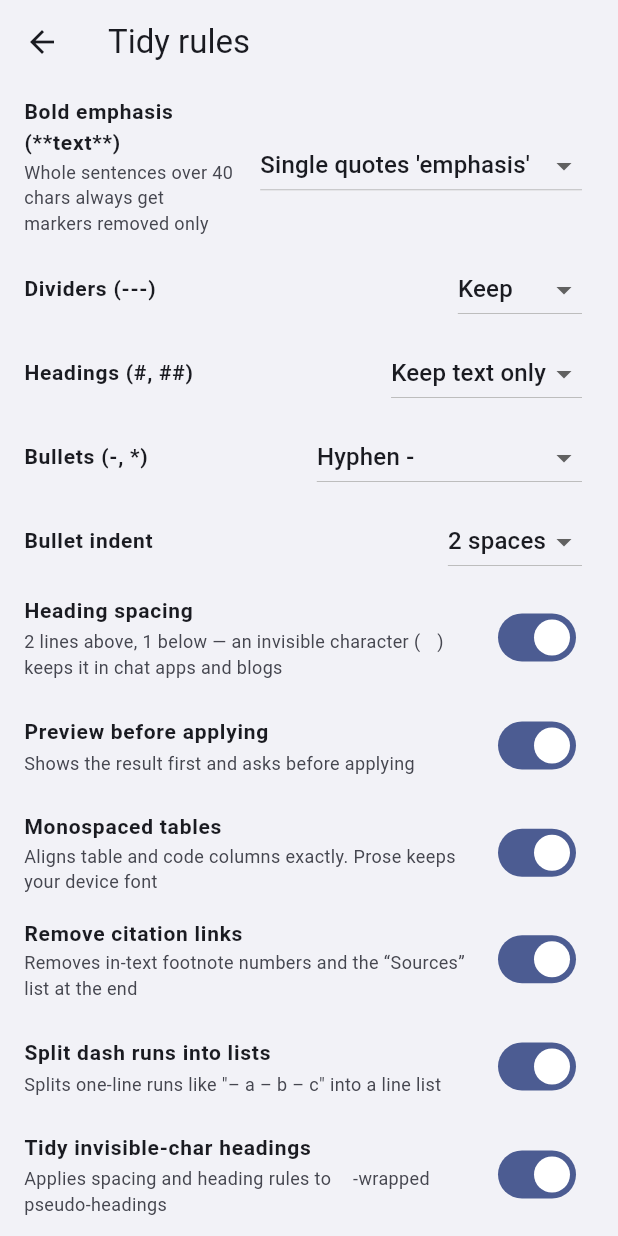
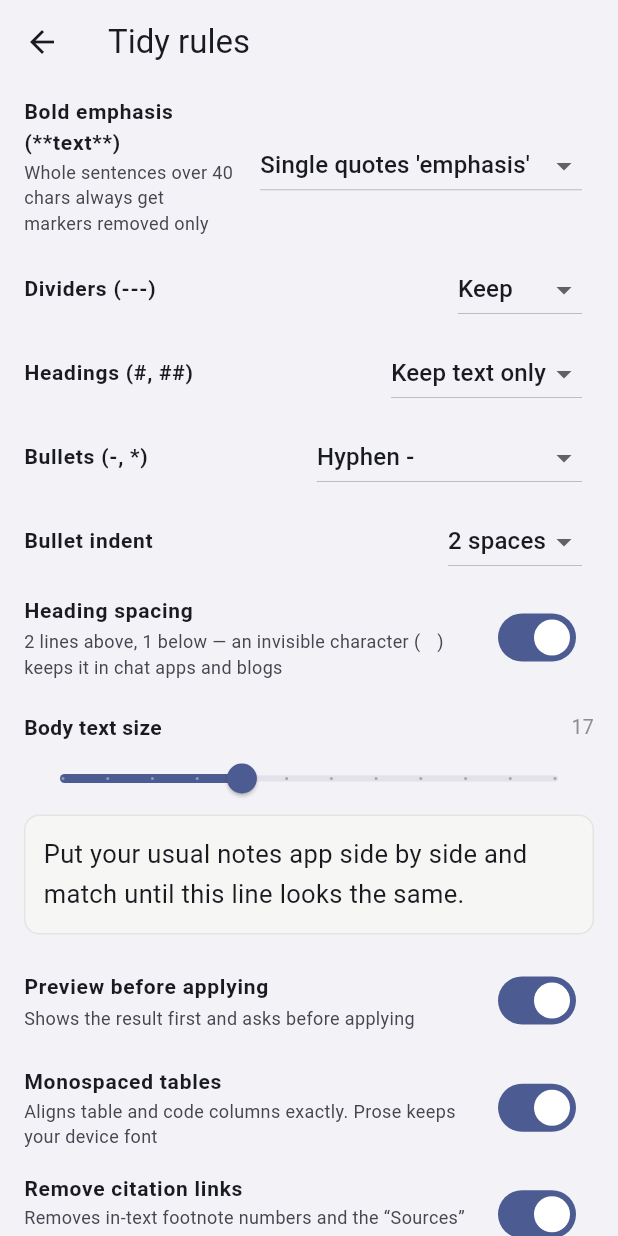
Before and after one commit to ziririt/simpletext-app, a Flutter app: the SettingsScreen screen opened directly, on a phone screen of 412 x 824 dp. Run offline on Flutter 3.47's test engine with Material 3 defaults, Android fonts, the phone set to English and light mode, and no system bars; our stand-ins replace shared_preferences; accounts and stored records are empty.

Commit message:
ver.0.2.2.1 — 본문 글자 크기를 설정에서 직접 맞춘다
소유자가 쓰던 메모앱과 글자 크기가 다르다. 줄바꿈 위치로 확인:
  심플텍스트  …목적지만 믿고 출 / 발하면…
  메모앱      …목적지만 믿고 / 출발하면…
한 줄에 덜 들어간다 = 메모앱 글자가 더 크다. 17로도 아직 모자란다.

여기서 고정값을 또 바꾸는 것은 방법이 아니다. 한 번 바꿀 때마다
빌드 → 설치 → 확인 왕복이 생기고, 정답은 소유자 눈에만 있다.

- AppSettings.bodyFontSize (13~24, 기본 17)를 설정 슬라이더로 노출.
- 슬라이더 아래에 견본 문장을 같은 크기로 띄운다. 쓰던 앱과 나란히 놓고
  같아 보일 때까지 밀면 된다.
- 등폭(표) 크기는 본문에 비례해 따라간다(17일 때 14.5인 비율 유지).
  줄 높이 계산도 그대로라 표 주변 줄 간격은 계속 맞는다.
- MonoTextController의 크기 상수를 인스턴스 값으로 바꾸고 build에서 주입.

CotEditor·Xcode 같은 편집기도 글자 크기는 사용자가 정한다 — 독자 UI가 아니다.

Co-Authored-By: Claude Opus 5 <noreply@anthropic.com>
Claude-Session: https://claude.ai/code/session_01ANvZx3FYZbWSpuUwNsh6HL

```diff
--- a/lib/core/mono_controller.dart
+++ b/lib/core/mono_controller.dart
@@ -23,15 +23,26 @@ class MonoTextController extends TextEditingController {
   static const String fontFamily = 'D2Coding';
 
   /// 본문(줄글) 크기 — 기기 기본 글꼴을 그대로 쓴다.
-  /// 2026-08-14 소유자 선택: 16 → 17(애플 메모의 기본 본문 크기).
-  static const double bodyFontSize = 17;
+  ///
+  /// 2026-08-14: 처음엔 16, 다음엔 17로 고정값을 바꿔 가며 맞추려 했는데,
+  /// 한 번 고칠 때마다 빌드→설치→확인 왕복이 생겨 소유자가 쓰는 다른 앱과
+  /// 맞추기가 어려웠다. 그래서 고정값을 버리고 설정에서 직접 고르게 한다.
+  /// (CotEditor·Xcode 같은 편집기도 글자 크기를 사용자가 정한다)
+  static const double defaultBodyFontSize = 17;
+  static const double minBodyFontSize = 13;
+  static const double maxBodyFontSize = 24;
   static const double bodyHeight = 1.6;
 
+  /// 화면 build에서 설정값을 넣어 준다.
+  double bodyFontSize = defaultBodyFontSize;
+
   /// 등폭 구간 크기. 표가 가로로 덜 넘치도록 본문보다 조금 작게 쓴다.
-  static const double monoFontSize = 14.5;
+  /// 본문 크기를 바꾸면 같은 비율로 따라간다(17일 때 14.5).
+  static const double _monoRatio = 14.5 / defaultBodyFontSize;
+  double get monoFontSize => bodyFontSize * _monoRatio;
 
   /// 크기가 달라도 **줄 높이는 본문과 같아야** 표 근처에서 줄 간격이 튀지 않는다.
-  static const double monoHeight = bodyFontSize * bodyHeight / monoFontSize;
+  double get monoHeight => bodyFontSize * bodyHeight / monoFontSize;
 
   @override
   TextSpan buildTextSpan({
--- a/lib/l10n/l10n.dart
+++ b/lib/l10n/l10n.dart
@@ -71,6 +71,12 @@ abstract class L10n {
 
   /// 상단 툴바의 한 번 누르면 'AI 답변 정리'가 도는 버튼
   String get autoTidy;
+
+  /// 설정의 본문 글자 크기
+  String get bodyFontSizeTitle;
+
+  /// 크기를 눈으로 맞출 때 쓰는 견본 문장
+  String get bodyFontSizeSample;
 
   /// 마법사에 지시가 비었거나 바꿀 게 없을 때
   String get wizardNothingToDo;
@@ -279,6 +285,8 @@ abstract class L10n {
         'seedBody': seedBody,
         'done': done,
         'autoTidy': autoTidy,
+        'bodyFontSizeTitle': bodyFontSizeTitle,
+        'bodyFontSizeSample': bodyFontSizeSample,
         'wizardNothingToDo': wizardNothingToDo,
         'skipPreviewCheck': skipPreviewCheck,
         'previewTitle2': previewTitle2,
--- a/lib/l10n/l10n_de.dart
+++ b/lib/l10n/l10n_de.dart
@@ -73,6 +73,12 @@ class L10nDe extends L10n {
 
   @override
   String get autoTidy => 'Auto-Bereinigung';
+
+  @override
+  String get bodyFontSizeTitle => 'Textgröße';
+
+  @override
+  String get bodyFontSizeSample => 'Legen Sie Ihre gewohnte Notizen-App daneben und passen Sie an, bis diese Zeile gleich aussieht.';
 
   @override
   String get wizardNothingToDo => 'Nichts zu ändern';
--- a/lib/l10n/l10n_en.dart
+++ b/lib/l10n/l10n_en.dart
@@ -73,6 +73,12 @@ class L10nEn extends L10n {
 
   @override
   String get autoTidy => 'Auto tidy';
+
+  @override
+  String get bodyFontSizeTitle => 'Body text size';
+
+  @override
+  String get bodyFontSizeSample => 'Put your usual notes app side by side and match until this line looks the same.';
 
   @override
   String get wizardNothingToDo => 'Nothing to change';
--- a/lib/l10n/l10n_es.dart
+++ b/lib/l10n/l10n_es.dart
@@ -73,6 +73,12 @@ class L10nEs extends L10n {
 
   @override
   String get autoTidy => 'Limpieza automática';
+
+  @override
+  String get bodyFontSizeTitle => 'Tamaño del texto';
+
+  @override
+  String get bodyFontSizeSample => 'Ponga su app de notas habitual al lado y ajuste hasta que esta línea se vea igual.';
 
   @override
   String get wizardNothingToDo => 'No hay nada que cambiar';
--- a/lib/l10n/l10n_fr.dart
+++ b/lib/l10n/l10n_fr.dart
@@ -73,6 +73,12 @@ class L10nFr extends L10n {
 
   @override
   String get autoTidy => 'Nettoyage auto';
+
+  @override
+  String get bodyFontSizeTitle => 'Taille du texte';
+
+  @override
+  String get bodyFontSizeSample => 'Placez votre app de notes habituelle à côté et ajustez jusqu’à ce que cette ligne soit identique.';
 
   @override
   String get wizardNothingToDo => 'Rien à modifier';
--- a/lib/l10n/l10n_ja.dart
+++ b/lib/l10n/l10n_ja.dart
@@ -73,6 +73,12 @@ class L10nJa extends L10n {
 
   @override
   String get autoTidy => '自動整理';
+
+  @override
+  String get bodyFontSizeTitle => '本文の文字サイズ';
+
+  @override
+  String get bodyFontSizeSample => 'いつものメモアプリと並べて、この文が同じに見えるまで合わせてください。';
 
   @override
   String get wizardNothingToDo => '変更するものがありません';
--- a/lib/l10n/l10n_ko.dart
+++ b/lib/l10n/l10n_ko.dart
@@ -73,6 +73,12 @@ class L10nKo extends L10n {
 
   @override
   String get autoTidy => '자동 정리';
+
+  @override
+  String get bodyFontSizeTitle => '본문 글자 크기';
+
+  @override
+  String get bodyFontSizeSample => '쓰시던 메모 앱과 나란히 놓고 이 문장이 같아 보일 때까지 맞추세요.';
 
   @override
   String get wizardNothingToDo => '바꿀 것이 없습니다';
--- a/lib/l10n/l10n_pt.dart
+++ b/lib/l10n/l10n_pt.dart
@@ -73,6 +73,12 @@ class L10nPt extends L10n {
 
   @override
   String get autoTidy => 'Limpeza automática';
+
+  @override
+  String get bodyFontSizeTitle => 'Tamanho do texto';
+
+  @override
+  String get bodyFontSizeSample => 'Coloque a sua app de notas habitual ao lado e ajuste até esta linha ficar igual.';
 
   @override
   String get wizardNothingToDo => 'Nada para alterar';
--- a/lib/l10n/l10n_zh_hans.dart
+++ b/lib/l10n/l10n_zh_hans.dart
@@ -73,6 +73,12 @@ class L10nZhHans extends L10n {
 
   @override
   String get autoTidy => '自动整理';
+
+  @override
+  String get bodyFontSizeTitle => '正文字号';
+
+  @override
+  String get bodyFontSizeSample => '与常用的备忘录应用并排比较，调到这句话看起来一样为止。';
 
   @override
   String get wizardNothingToDo => '没有需要更改的内容';
--- a/lib/l10n/l10n_zh_hant.dart
+++ b/lib/l10n/l10n_zh_hant.dart
@@ -73,6 +73,12 @@ class L10nZhHant extends L10n {
 
   @override
   String get autoTidy => '自動整理';
+
+  @override
+  String get bodyFontSizeTitle => '內文字級';
+
+  @override
+  String get bodyFontSizeSample => '與常用的備忘錄 App 並排比較，調到這句話看起來一樣為止。';
 
   @override
   String get wizardNothingToDo => '沒有需要變更的內容';
--- a/lib/main.dart
+++ b/lib/main.dart
@@ -321,6 +321,10 @@ class AppSettings {
   /// 정리 결과를 먼저 보여 줄지. 미리보기 화면에서 '앞으로 생략'을 켜면 꺼지고,
   /// 설정에서 다시 켤 수 있다(2026-08-14 소유자 요청).
   bool previewBeforeApply = true;
+
+  /// 본문 글자 크기. 쓰던 메모앱과 눈으로 맞출 수 있게 설정에서 고른다
+  /// (2026-08-14 — 고정값을 바꿔 가며 맞추려니 매번 설치 왕복이 생겼다).
+  double bodyFontSize = MonoTextController.defaultBodyFontSize;
   String aiKey = '';
   String aiModel = 'gemini-2.5-flash-lite';
   List<CustomRule> customRules = [];
@@ -340,6 +344,7 @@ class AppSettings {
         'removeCitations': removeCitations,
         'monoEditor': monoEditor,
         'previewBeforeApply': previewBeforeApply,
+        'bodyFontSize': bodyFontSize,
         'aiKey': aiKey,
         'aiModel': aiModel,
         'customRules': customRules
@@ -363,6 +368,7 @@ class AppSettings {
     s.removeCitations = (j['removeCitations'] ?? s.removeCitations) as bool;
     s.monoEditor = (j['monoEditor'] ?? s.monoEditor) as bool;
     s.previewBeforeApply = (j['previewBeforeApply'] ?? s.previewBeforeApply) as bool;
+    s.bodyFontSize = ((j['bodyFontSize'] ?? s.bodyFontSize) as num).toDouble();
     s.aiKey = (j['aiKey'] ?? s.aiKey) as String;
     s.aiModel = (j['aiModel'] ?? s.aiModel) as String;
     s.customRules = ((j['customRules'] ?? []) as List)
@@ -1478,6 +1484,7 @@ class _EditorScreenState extends State<EditorScreen> {
     }
     // 설정을 바꾸면 다음 build에서 바로 반영된다(컨트롤러가 매번 이 값을 본다).
     bodyCtl.monoEnabled = store.settings.monoEditor;
+    bodyCtl.bodyFontSize = store.settings.bodyFontSize;
     return PopScope(
       onPopInvokedWithResult: (didPop, _) {
         if (didPop) _save();
@@ -1611,8 +1618,8 @@ class _EditorScreenState extends State<EditorScreen> {
                   // core/mono_controller.dart가 한다.
                   // 표에 등폭이 필요한 이유: 공백으로 맞춘 칸은 글자 폭이 일정해야
                   // 줄이 맞는다. 비례 글꼴에서는 원리적으로 맞출 수 없다.
-                  style: const TextStyle(
-                      fontSize: MonoTextController.bodyFontSize,
+                  style: TextStyle(
+                      fontSize: store.settings.bodyFontSize,
                       height: MonoTextController.bodyHeight),
                   onChanged: (_) => _save(),
                 ),
@@ -1868,6 +1875,48 @@ class _SettingsScreenState extends State<SettingsScreen> {
               setState(() {});
             },
           ),
+          // 글자 크기 — 쓰던 앱과 눈으로 맞출 수 있게 견본을 같이 보여 준다.
+          // 숫자를 코드에 박아 두면 맞출 때마다 설치 왕복이 생긴다(2026-08-14).
+          Padding(
+            padding: const EdgeInsets.fromLTRB(16, 14, 16, 0),
+            child: Column(
+              crossAxisAlignment: CrossAxisAlignment.start,
+              children: [
+                Row(
+                  children: [
+                    Expanded(
+                      child: Text(l.bodyFontSizeTitle,
+                          style: const TextStyle(fontWeight: FontWeight.w700, fontSize: 14)),
+                    ),
+                    Text('${s.bodyFontSize.round()}',
+                        style: TextStyle(fontSize: 13, color: context.c.sub)),
+                  ],
+                ),
+                Slider.adaptive(
+                  value: s.bodyFontSize,
+                  min: MonoTextController.minBodyFontSize,
+                  max: MonoTextController.maxBodyFontSize,
+                  divisions: (MonoTextController.maxBodyFontSize -
+                          MonoTextController.minBodyFontSize)
+                      .round(),
+                  onChanged: (v) => setState(() => s.bodyFontSize = v),
+                  onChangeEnd: (_) => store.persistSettings(),
+                ),
+                Container(
+                  width: double.infinity,
+                  padding: const EdgeInsets.all(12),
+                  decoration: BoxDecoration(
+                      color: context.c.codeBg,
+                      border: Border.all(color: context.c.codeLine),
+                      borderRadius: BorderRadius.circular(10)),
+                  child: Text(l.bodyFontSizeSample,
+                      style: TextStyle(
+                          fontSize: s.bodyFontSize, height: MonoTextController.bodyHeight)),
+                ),
+              ],
+            ),
+          ),
+          const SizedBox(height: 8),
           // 미리보기 화면에서 '앞으로 생략'을 켜면 여기로 돌아와 다시 켤 수 있다.
           SwitchListTile.adaptive(
             title: Text(l.previewTitle2, style: const TextStyle(fontWeight: FontWeight.w700, fontSize: 14)),
--- a/lib/version.dart
+++ b/lib/version.dart
@@ -15,7 +15,7 @@
 library;
 
 /// 사람이 보는 버전. 기능이 바뀌면 가운데 자리, 고침만 있으면 끝자리를 올린다.
-const String appVersion = '0.2.1';
+const String appVersion = '0.2.2';
 
 /// 빌드 번호. 같은 버전으로 여러 번 올릴 때 구분한다.
 /// TestFlight 업로드 시에는 CI가 실행 번호로 덮어쓴다(같은 번호를 두 번 못 받기 때문).
--- a/pubspec.yaml
+++ b/pubspec.yaml
@@ -16,7 +16,7 @@ publish_to: 'none' # Remove this line if you wish to publish to pub.dev
 # https://developer.apple.com/library/archive/documentation/General/Reference/InfoPlistKeyReference/Articles/CoreFoundationKeys.html
 # In Windows, build-name is used as the major, minor, and patch parts
 # of the product and file versions while build-number is used as the build suffix.
-version: 0.2.1+1
+version: 0.2.2+1
 
 environment:
   sdk: ^3.12.2
```
